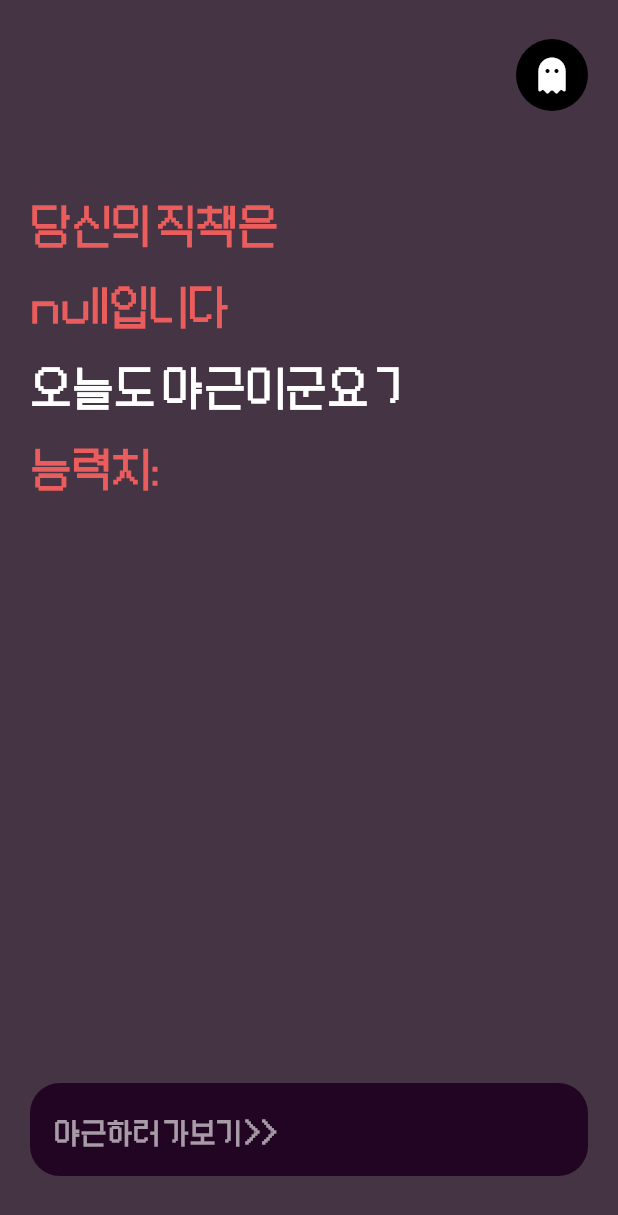
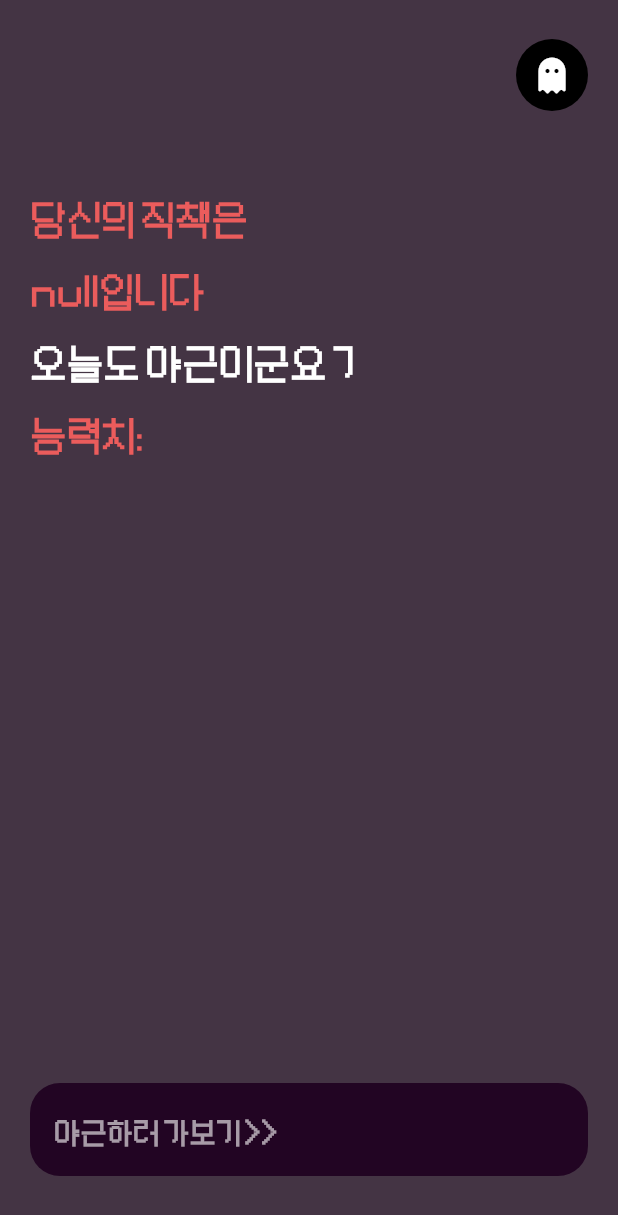
Before and after one commit to hongjyoun/app-one, a Flutter app: the StartScreen screen opened directly, on a phone screen of 412 x 824 dp. Shown: the top 1215 px of the screen. Run offline on Flutter 3.47's test engine with Material 2 defaults, Android fonts, the phone set to English and light mode, and no system bars; our stand-ins replace firebase_core, flutter_riverpod, font_awesome_flutter; accounts and stored records are empty.

Commit message:
text modified

```diff
--- a/lib/screens/start_screen.dart
+++ b/lib/screens/start_screen.dart
@@ -17,13 +17,13 @@ class StartScreen extends ConsumerWidget {
 
   String textByCareer(HeroStatus hero) {
     if (hero.career == Career.engineer) {
-      return "오늘따라 유난히\n건물에서 소리가\n많이 나는 바람에\n";
+      return "오늘따라 유난히 건물에서 소리가 많이 나는 바람에\n";
     } else if (hero.career == Career.abroadSales) {
-      return "오늘 해외바이어를\n만나는 바람에\n";
+      return "오늘 해외바이어를 만나는 바람에\n";
     } else if (hero.career == Career.developer) {
-      return "오늘뿐 아니라\n항상 바쁘기 때문에\n";
+      return "오늘뿐 아니라 항상 바쁘기 때문에\n";
     } else if (hero.career == Career.research) {
-      return "이상한 바이러스가 많아\n실험할게 많아진 요즘,\n";
+      return "이상한 바이러스가 많아 실험할게 많아진 요즘,\n";
     }
     return "";
   }
--- a/lib/screens/widgets/content_text.dart
+++ b/lib/screens/widgets/content_text.dart
@@ -23,7 +23,7 @@ class ContentText extends StatelessWidget {
             softWrap: true,
             style: TextStyle(
               fontFamily: 'Stardust',
-              fontSize: Sizes.size32,
+              fontSize: Sizes.size28,
               fontWeight: FontWeight.bold,
               color: color ?? Theme.of(context).primaryColor,
               height: 1.7,
```
Also changed, not shown: 1 other file.
